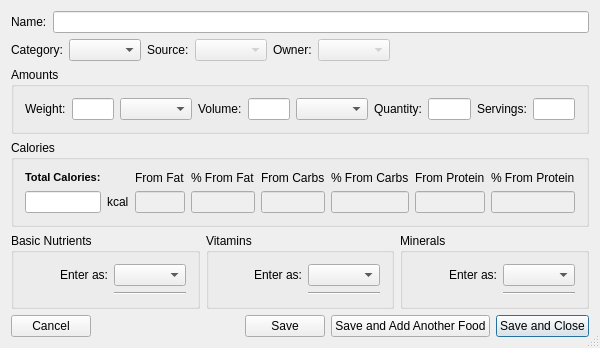
This is src/edit_food.ui in tylermchenry/nutrition_tracker as Qt 5 draws it before an edit. The edited form follows.
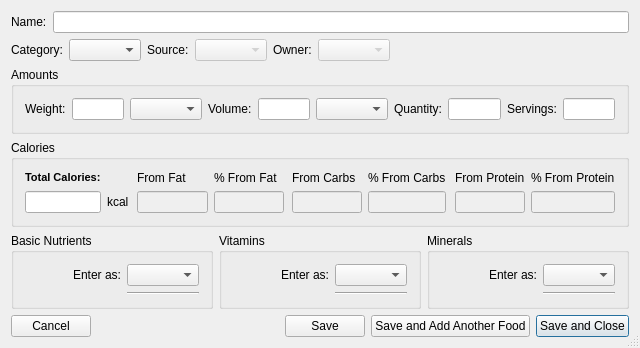
This is the edited form.

Commit message: Add functionality for UI to edit and save existing foods.

Patch:
```diff
--- a/src/edit_food.ui
+++ b/src/edit_food.ui
@@ -6,8 +6,8 @@
    <rect>
     <x>0</x>
     <y>0</y>
-    <width>581</width>
-    <height>319</height>
+    <width>640</width>
+    <height>323</height>
    </rect>
   </property>
   <property name="windowTitle">
```
Left out of the diff: 8 changed lines with no effect on the pictures. The commit also changes 2 other files.
